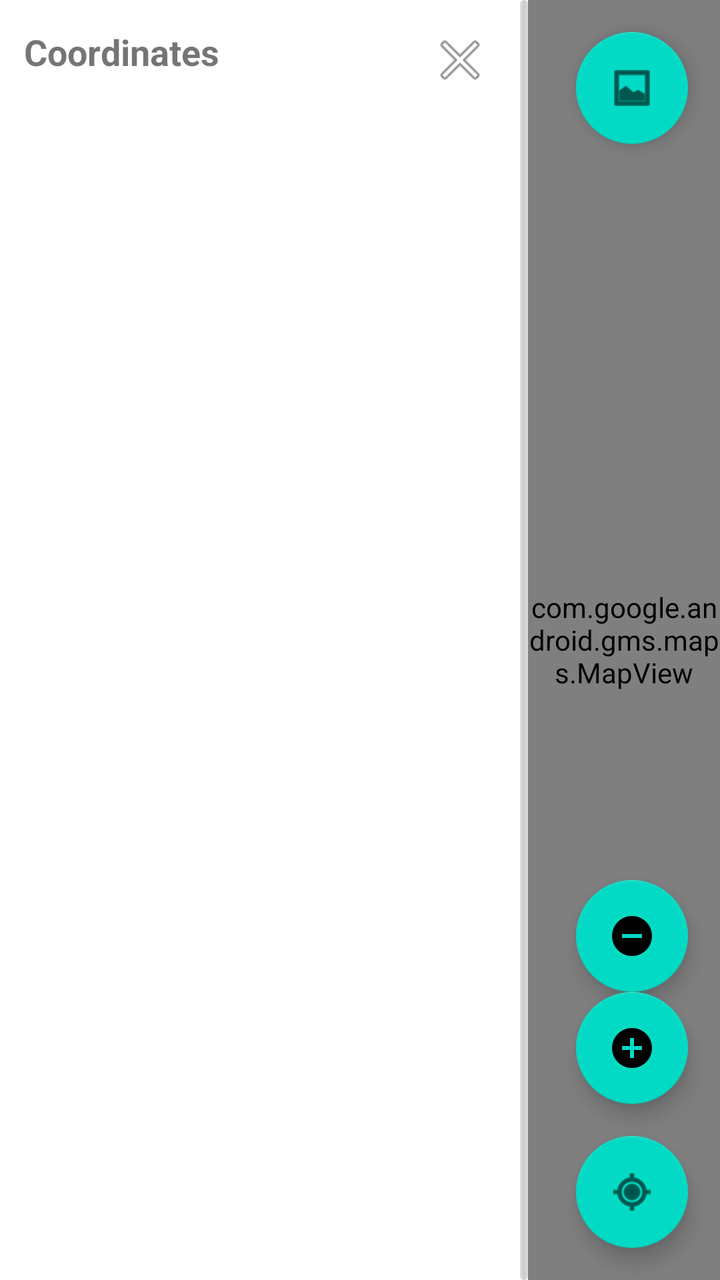
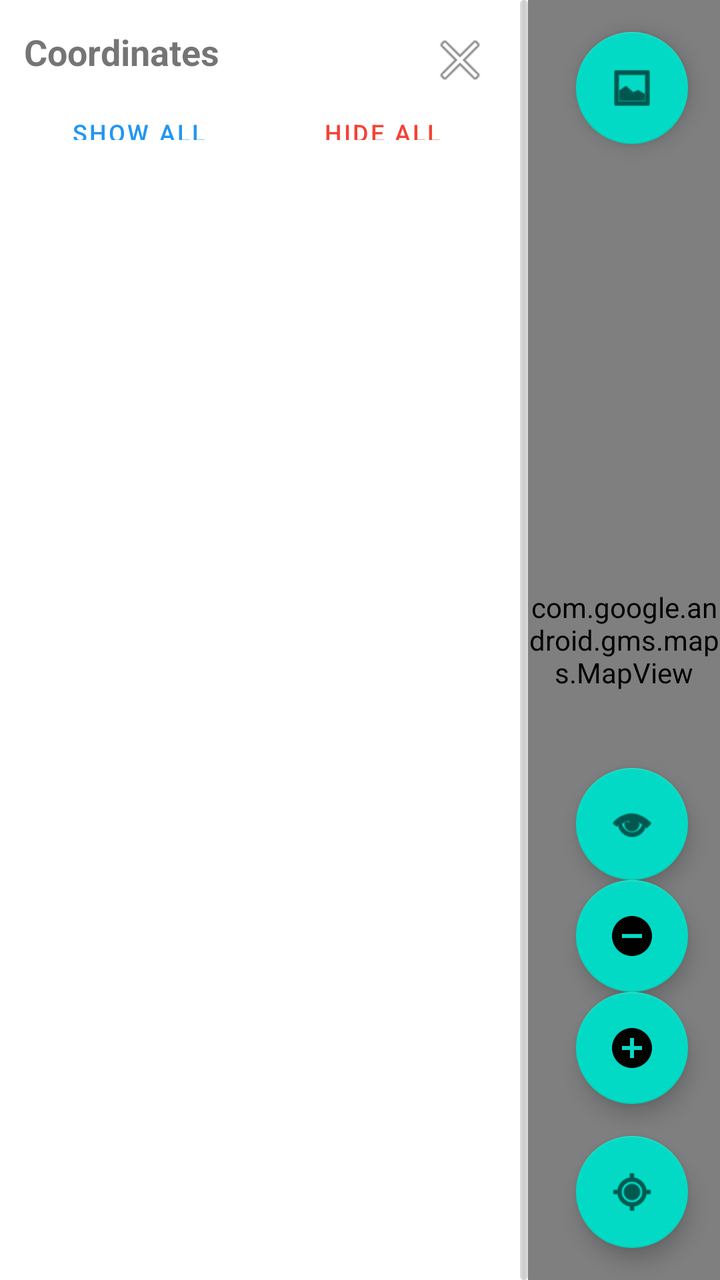

Before-and-after screenshots of an Android layout around one commit, followed by the original layout XML and the change that was made.
<!-- AndroidManifest.xml: application theme Theme.SurveyingApp -->
<!-- res/layout/fragment_render_map.xml -->
<?xml version="1.0" encoding="utf-8"?>
<LinearLayout xmlns:android="http://schemas.android.com/apk/res/android"
    android:layout_width="match_parent"
    android:layout_height="match_parent"
    android:orientation="horizontal">

    
    <LinearLayout
        android:id="@+id/left_panel"
        android:layout_width="260dp"
        android:layout_height="match_parent"
        android:orientation="vertical"
        android:padding="12dp"
        android:background="#FFFFFF" >

        <LinearLayout
            android:layout_width="match_parent"
            android:layout_height="wrap_content"
            android:orientation="horizontal"
            android:gravity="center_vertical">
            <TextView
                android:id="@+id/left_panel_title"
                android:layout_width="0dp"
                android:layout_height="wrap_content"
                android:layout_weight="1"
                android:text="Coordinates"
                android:textStyle="bold"
                android:textSize="18sp"
                android:paddingBottom="8dp" />
            <ImageButton
                android:id="@+id/btn_collapse_panel"
                android:layout_width="36dp"
                android:layout_height="36dp"
                android:background="@android:color/transparent"
                android:contentDescription="Collapse"
                android:src="@android:drawable/ic_menu_close_clear_cancel" />
        </LinearLayout>

        <androidx.recyclerview.widget.RecyclerView
            android:id="@+id/coordinate_toggle_list"
            android:layout_width="match_parent"
            android:layout_height="0dp"
            android:layout_weight="1"/>

        <TextView
            android:id="@+id/left_panel_placeholder"
            android:layout_width="match_parent"
            android:layout_height="wrap_content"
            android:text="No coordinates"
            android:textSize="14sp"
            android:textColor="#555555"
            android:visibility="gone" />
    </LinearLayout>

    
    <View
        android:id="@+id/panel_handle"
        android:layout_width="4dp"
        android:layout_height="match_parent"
        android:background="@drawable/panel_handle_grip"
        android:contentDescription="Drag handle" />

    
    <FrameLayout
        android:layout_width="0dp"
        android:layout_height="match_parent"
        android:layout_weight="1">

        <com.google.android.gms.maps.MapView
            android:id="@+id/mapView"
            android:layout_width="match_parent"
            android:layout_height="match_parent" />

        <TextView
            android:id="@+id/text_render_map"
            android:layout_width="wrap_content"
            android:layout_height="wrap_content"
            android:text="@string/render_map_placeholder"
            android:textSize="18sp"
            android:background="#66000000"
            android:textColor="@android:color/white"
            android:padding="12dp"
            android:layout_gravity="center"
            android:visibility="gone" />

        <com.google.android.material.floatingactionbutton.FloatingActionButton
            android:id="@+id/fab_toggle_sat"
            android:layout_width="wrap_content"
            android:layout_height="wrap_content"
            android:layout_gravity="top|end"
            android:layout_margin="16dp"
            android:contentDescription="Toggle satellite"
            android:src="@android:drawable/ic_menu_gallery" />

        <com.google.android.material.floatingactionbutton.FloatingActionButton
            android:id="@+id/fab_recenter"
            android:layout_width="wrap_content"
            android:layout_height="wrap_content"
            android:layout_gravity="bottom|end"
            android:layout_margin="16dp"
            android:contentDescription="Recenter map"
            android:src="@android:drawable/ic_menu_mylocation" />

        <com.google.android.material.floatingactionbutton.FloatingActionButton
            android:id="@+id/fab_zoom_in"
            android:layout_width="wrap_content"
            android:layout_height="wrap_content"
            android:layout_gravity="bottom|end"
            android:layout_marginEnd="16dp"
            android:layout_marginBottom="88dp"
            android:contentDescription="Zoom in"
            android:src="@drawable/ic_zoom_in" />

        <com.google.android.material.floatingactionbutton.FloatingActionButton
            android:id="@+id/fab_zoom_out"
            android:layout_width="wrap_content"
            android:layout_height="wrap_content"
            android:layout_gravity="bottom|end"
            android:layout_marginEnd="16dp"
            android:layout_marginBottom="144dp"
            android:contentDescription="Zoom out"
            android:src="@drawable/ic_zoom_out" />

        
        <ImageButton
            android:id="@+id/btn_expand_panel"
            android:layout_width="40dp"
            android:layout_height="40dp"
            android:layout_gravity="center_vertical|start"
            android:layout_margin="8dp"
            android:background="#AAFFFFFF"
            android:contentDescription="Expand panel"
            android:src="@android:drawable/ic_media_play"
            android:tint="@android:color/black"
            android:elevation="4dp"
            android:visibility="gone" />

    </FrameLayout>

</LinearLayout>
<!-- resources referenced by this layout -->
<resources>
  <!-- drawable ic_zoom_in (drawable) -->
  <?xml version="1.0" encoding="utf-8"?>
  <vector xmlns:android="http://schemas.android.com/apk/res/android"
      android:width="24dp"
      android:height="24dp"
      android:viewportWidth="24"
      android:viewportHeight="24">
      
      <path
          android:fillColor="#FFFFFFFF"
          android:pathData="M12,2C6.48,2 2,6.48 2,12s4.48,10 10,10 10,-4.48 10,-10S17.52,2 12,2zM13,11h4v2h-4v4h-2v-4H7v-2h4V7h2v4z"/>
  </vector>
  <!-- drawable ic_zoom_out (drawable) -->
  <?xml version="1.0" encoding="utf-8"?>
  <vector xmlns:android="http://schemas.android.com/apk/res/android"
      android:width="24dp"
      android:height="24dp"
      android:viewportWidth="24"
      android:viewportHeight="24">
      <path
          android:fillColor="#FFFFFFFF"
          android:pathData="M12,2C6.48,2 2,6.48 2,12s4.48,10 10,10 10,-4.48 10,-10S17.52,2 12,2zM7,11h10v2H7v-2z"/>
  </vector>
  <!-- drawable panel_handle_grip (drawable) -->
  <?xml version="1.0" encoding="utf-8"?>
  <shape xmlns:android="http://schemas.android.com/apk/res/android" android:shape="rectangle">
      
      <size android:width="4dp" />
      <corners android:radius="2dp" />
      <gradient
          android:startColor="#22000000"
          android:centerColor="#33000000"
          android:endColor="#22000000"
          android:angle="0" />
  </shape>
  <string name="render_map_placeholder">Map will render here.</string>
  <style name="Theme.SurveyingApp" parent="Theme.MaterialComponents.DayNight.DarkActionBar">
          
          <item name="colorPrimary">@color/purple_500</item>
          <item name="colorPrimaryVariant">@color/purple_700</item>
          <item name="colorOnPrimary">@color/white</item>
          
          <item name="colorSecondary">@color/teal_200</item>
          <item name="colorSecondaryVariant">@color/teal_700</item>
          <item name="colorOnSecondary">@color/black</item>
          
          <item name="android:statusBarColor">?attr/colorPrimaryVariant</item>
          
      </style>
  <color name="purple_500">#FF6200EE</color>
  <color name="purple_700">#FF3700B3</color>
  <color name="white">#FFFFFFFF</color>
  <color name="teal_200">#FF03DAC5</color>
  <color name="teal_700">#FF018786</color>
  <color name="black">#FF000000</color>
</resources>

<!-- the commit's change to res/layout/fragment_render_map.xml (unified diff, before → after) -->
@@ -34,6 +34,37 @@
                 android:background="@android:color/transparent"
                 android:contentDescription="Collapse"
                 android:src="@android:drawable/ic_menu_close_clear_cancel" />
+        </LinearLayout>
+
+        
+        <LinearLayout
+            android:layout_width="match_parent"
+            android:layout_height="wrap_content"
+            android:orientation="horizontal"
+            android:gravity="center"
+            android:paddingBottom="8dp">
+
+            <Button
+                android:id="@+id/btn_show_all"
+                android:layout_width="0dp"
+                android:layout_height="32dp"
+                android:layout_weight="1"
+                android:layout_marginEnd="4dp"
+                android:text="Show All"
+                android:textSize="12sp"
+                android:background="?android:attr/selectableItemBackground"
+                android:textColor="#2196F3" />
+
+            <Button
+                android:id="@+id/btn_hide_all"
+                android:layout_width="0dp"
+                android:layout_height="32dp"
+                android:layout_weight="1"
+                android:layout_marginStart="4dp"
+                android:text="Hide All"
+                android:textSize="12sp"
+                android:background="?android:attr/selectableItemBackground"
+                android:textColor="#F44336" />
         </LinearLayout>
 
         <androidx.recyclerview.widget.RecyclerView
@@ -121,6 +152,16 @@
             android:contentDescription="Zoom out"
             android:src="@drawable/ic_zoom_out" />
 
+        <com.google.android.material.floatingactionbutton.FloatingActionButton
+            android:id="@+id/fab_toggle_grid"
+            android:layout_width="wrap_content"
+            android:layout_height="wrap_content"
+            android:layout_gravity="bottom|end"
+            android:layout_marginEnd="16dp"
+            android:layout_marginBottom="200dp"
+            android:contentDescription="Toggle coordinate grid"
+            android:src="@android:drawable/ic_menu_view" />
+
         
         <ImageButton
             android:id="@+id/btn_expand_panel"
